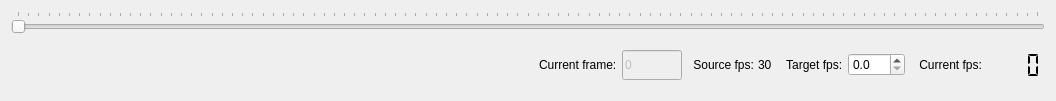
Before: the Qt Designer form BioTracker/CoreApp/BioTracker/View/VideoControllWidget.ui in BioroboticsLab/biotracker_core, drawn with Qt 5.
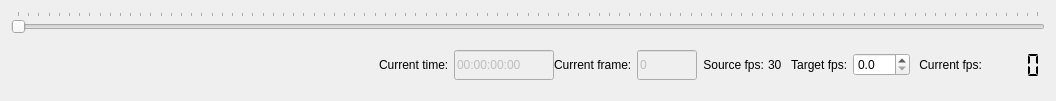
After: the same form once the commit is applied. Icons and pictures are not drawn.

Commit message: belongs to previous commit

What changed in the file:
```diff
--- a/BioTracker/CoreApp/BioTracker/View/VideoControllWidget.ui
+++ b/BioTracker/CoreApp/BioTracker/View/VideoControllWidget.ui
@@ -163,7 +163,7 @@
             </property>
             <layout class="QHBoxLayout" name="horizontalLayout_7">
              <property name="spacing">
-              <number>5</number>
+              <number>0</number>
              </property>
              <property name="leftMargin">
               <number>0</number>
@@ -177,6 +177,62 @@
              <property name="bottomMargin">
               <number>0</number>
              </property>
+             <item alignment="Qt::AlignRight">
+              <widget class="QWidget" name="widget_2" native="true">
+               <layout class="QHBoxLayout" name="horizontalLayout_2">
+                <property name="spacing">
+                 <number>5</number>
+                </property>
+                <property name="leftMargin">
+                 <number>0</number>
+                </property>
+                <property name="topMargin">
+                 <number>0</number>
+                </property>
+                <property name="rightMargin">
+                 <number>0</number>
+                </property>
+                <property name="bottomMargin">
+                 <number>0</number>
+                </property>
+                <item>
+                 <widget class="QLabel" name="label_2">
+                  <property name="text">
+                   <string>Current time:</string>
+                  </property>
+                 </widget>
+                </item>
+                <item>
+                 <widget class="QLineEdit" name="time_edit">
+                  <property name="enabled">
+                   <bool>false</bool>
+                  </property>
+                  <property name="sizePolicy">
+                   <sizepolicy hsizetype="Preferred" vsizetype="Fixed">
+                    <horstretch>0</horstretch>
+                    <verstretch>0</verstretch>
+                   </sizepolicy>
+                  </property>
+                  <property name="maximumSize">
+                   <size>
+                    <width>100</width>
+                    <height>30</height>
+                   </size>
+                  </property>
+                  <property name="toolTip">
+                   <string>Displays the current time (in hours:minutes:seconds:milliseconds)</string>
+                  </property>
+                  <property name="text">
+                   <string>00:00:00:00</string>
+                  </property>
+                  <property name="cursorPosition">
+                   <number>11</number>
+                  </property>
+                 </widget>
+                </item>
+               </layout>
+              </widget>
+             </item>
              <item alignment="Qt::AlignRight">
               <widget class="QWidget" name="widget_3" native="true">
                <property name="sizePolicy">
@@ -266,7 +322,7 @@
                 <property name="bottomMargin">
                  <number>0</number>
                 </property>
-                <item>
+                <item alignment="Qt::AlignVCenter">
                  <widget class="QLabel" name="label_5">
                   <property name="sizePolicy">
                    <sizepolicy hsizetype="Preferred" vsizetype="Minimum">
```
The commit also changes 2 other files.
